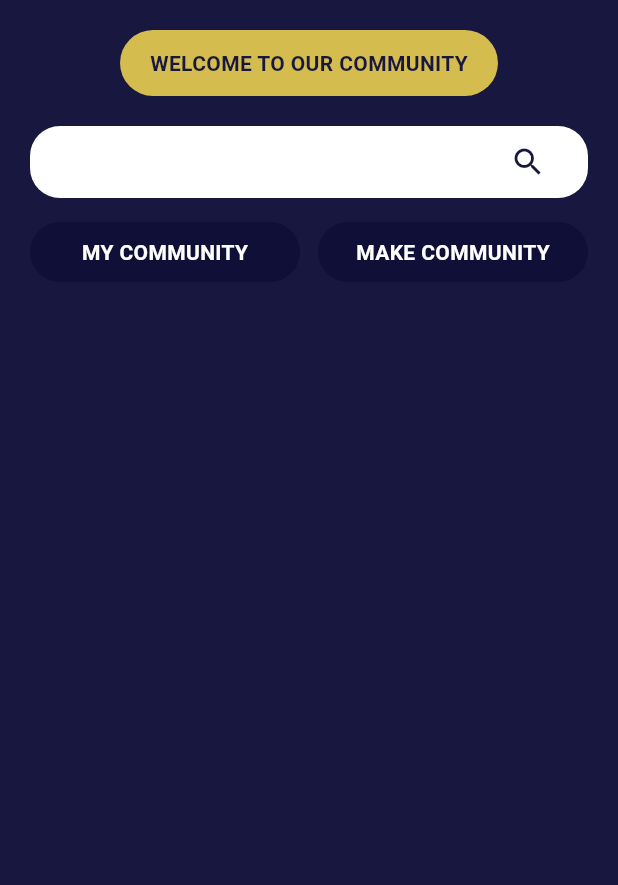
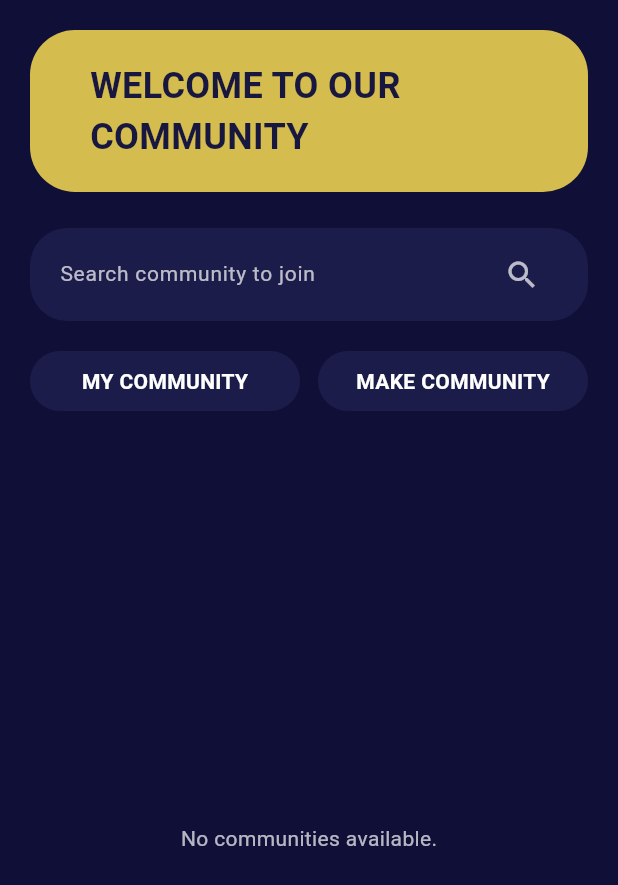
Before and after one commit to pbp-kelompok-f3/kulatih-mobile, a Flutter app: the CommunityPage screen opened directly, on a phone screen of 412 x 824 dp. Shown: the top 885 px of the screen. Run offline on Flutter 3.47's test engine with Material 3 defaults, Android fonts, the light colour scheme and no system bars; our stand-ins replace google_fonts; missing offline and left inert: pbp_django_auth; accounts and stored records are empty; Roboto replaces fonts that are missing (BeVietnamPro).

```diff
--- a/lib/alia-community/pages/community_page.dart
+++ b/lib/alia-community/pages/community_page.dart
@@ -21,12 +21,22 @@ class CommunityPage extends StatefulWidget {
 
 class _CommunityPageState extends State<CommunityPage> {
   List<CommunityEntry> communities = [];
+  List<CommunityEntry> filteredCommunities = [];
   bool isLoading = true;
+
+  final TextEditingController _searchController = TextEditingController();
 
   @override
   void initState() {
     super.initState();
     fetchCommunities();
+    _searchController.addListener(_filterCommunities);
+  }
+
+  @override
+  void dispose() {
+    _searchController.dispose();
+    super.dispose();
   }
 
   Future<void> fetchCommunities() async {
@@ -35,27 +45,43 @@ class _CommunityPageState extends State<CommunityPage> {
 
     setState(() {
       communities = data;
+      filteredCommunities = data;
       isLoading = false;
+    });
+  }
+
+  void _filterCommunities() {
+    final query = _searchController.text.toLowerCase().trim();
+
+    setState(() {
+      if (query.isEmpty) {
+        filteredCommunities = communities;
+      } else {
+        filteredCommunities = communities.where((c) {
+          return c.name.toLowerCase().contains(query) ||
+              c.shortDescription.toLowerCase().contains(query) ||
+              c.fullDescription.toLowerCase().contains(query);
+        }).toList();
+      }
     });
   }
 
   @override
   Widget build(BuildContext context) {
     return Scaffold(
-      backgroundColor: AppColors.indigoDark,
+      backgroundColor: AppColors.indigo,
       body: SafeArea(
         child: Padding(
           padding: const EdgeInsets.symmetric(horizontal: 20),
           child: Column(
-            crossAxisAlignment: CrossAxisAlignment.start,
             children: [
               const SizedBox(height: 20),
 
-              // Header
+              // ===== HEADER =====
               Center(
                 child: Container(
                   padding:
-                      const EdgeInsets.symmetric(vertical: 12, horizontal: 20),
+                      const EdgeInsets.symmetric(vertical: 20, horizontal: 40),
                   decoration: BoxDecoration(
                     color: AppColors.gold,
                     borderRadius: BorderRadius.circular(30),
@@ -65,38 +91,45 @@ class _CommunityPageState extends State<CommunityPage> {
                     style: TextStyle(
                       color: AppColors.indigoDark,
                       fontWeight: FontWeight.bold,
-                      fontSize: 14,
+                      fontSize: 24,
                     ),
+                  ),
+                ),
+              ),
+
+              const SizedBox(height: 24),
+
+              // ===== SEARCH BAR (Vertical padding 7) =====
+              Container(
+                padding:
+                    const EdgeInsets.symmetric(horizontal: 20, vertical: 7),
+                decoration: BoxDecoration(
+                  color: AppColors.card,
+                  borderRadius: BorderRadius.circular(25),
+                ),
+                child: TextField(
+                  controller: _searchController,
+                  style: TextStyle(color: AppColors.textWhite, fontSize: 14),
+                  textAlignVertical: TextAlignVertical.center,
+                  decoration: InputDecoration(
+                    isCollapsed: true, // 🔥 Centers text perfectly
+                    border: InputBorder.none,
+                    hintText: "Search community to join",
+                    hintStyle:
+                        TextStyle(color: AppColors.textLight, fontSize: 14),
+                    suffixIcon: _searchController.text.isNotEmpty
+                        ? IconButton(
+                            icon: Icon(Icons.clear, color: AppColors.textLight),
+                            onPressed: () => _searchController.clear(),
+                          )
+                        : Icon(Icons.search, color: AppColors.textLight),
                   ),
                 ),
               ),
 
               const SizedBox(height: 20),
 
-              // Search Bar (non-functional but UI preserved)
-              Container(
-                padding: const EdgeInsets.symmetric(horizontal: 16),
-                decoration: BoxDecoration(
-                  color: AppColors.textWhite,
-                  borderRadius: BorderRadius.circular(20),
-                ),
-                child: TextField(
-                  decoration: InputDecoration(
-                    border: InputBorder.none,
-                    hintText: "Search community",
-                    hintStyle: TextStyle(
-                      color: AppColors.textLight,
-                      fontSize: 14,
-                    ),
-                    suffixIcon:
-                        Icon(Icons.search, color: AppColors.indigoDark),
-                  ),
-                ),
-              ),
-
-              const SizedBox(height: 16),
-
-              // Buttons: My Community & Create
+              // ===== BUTTONS =====
               Row(
                 children: [
                   Expanded(
@@ -106,13 +139,13 @@ class _CommunityPageState extends State<CommunityPage> {
                           context,
                           MaterialPageRoute(
                               builder: (_) => const MyCommunityPage()),
-                        ).then((_) => fetchCommunities()); // 🔥 AUTO REFRESH
+                        ).then((_) => fetchCommunities());
                       },
                       child: Container(
                         alignment: Alignment.center,
                         padding: const EdgeInsets.symmetric(vertical: 10),
                         decoration: BoxDecoration(
-                          color: AppColors.indigo,
+                          color: AppColors.card,
                           borderRadius: BorderRadius.circular(20),
                         ),
                         child: Text(
@@ -135,13 +168,13 @@ class _CommunityPageState extends State<CommunityPage> {
                           context,
                           MaterialPageRoute(
                               builder: (_) => const CreateCommunityPage()),
-                        ).then((_) => fetchCommunities()); // 🔥 AUTO REFRESH
+                        ).then((_) => fetchCommunities());
                       },
                       child: Container(
                         alignment: Alignment.center,
                         padding: const EdgeInsets.symmetric(vertical: 10),
                         decoration: BoxDecoration(
-                          color: AppColors.indigo,
+                          color: AppColors.card,
                           borderRadius: BorderRadius.circular(20),
                         ),
                         child: Text(
@@ -159,22 +192,32 @@ class _CommunityPageState extends State<CommunityPage> {
 
               const SizedBox(height: 20),
 
-              // COMMUNITY LIST
+              // ===== LIST =====
               Expanded(
                 child: isLoading
                     ? Center(
-                        child: CircularProgressIndicator(
-                          color: AppColors.gold,
+                        child:
+                            CircularProgressIndicator(color: AppColors.gold),
+                      )
+                    : filteredCommunities.isEmpty
+                        ? Center(
+                            child: Text(
+                              _searchController.text.isEmpty
+                                  ? "No communities available."
+                                  : "No communities found.",
+                              style: TextStyle(
+                                color: AppColors.textLight,
+                                fontSize: 14,
+                              ),
                             ),
                           )
                         : ListView.builder(
-                        itemCount: communities.length,
+                            itemCount: filteredCommunities.length,
                             itemBuilder: (context, index) {
-                          final c = communities[index];
+                              final c = filteredCommunities[index];
                               return CommunityCard(
                                 community: c,
                                 onTap: () async {
-                              // Go to detail page, then refresh automatically on return
                                   await Navigator.push(
                                     context,
                                     MaterialPageRoute(
@@ -182,7 +225,7 @@ class _CommunityPageState extends State<CommunityPage> {
                                           CommunityDetailPage(community: c),
                                     ),
                                   );
-                              fetchCommunities(); // 🔥 AUTO REFRESH
+                                  fetchCommunities();
                                 },
                               );
                             },
```
Also changed, not shown: lib/alia-community/pages/community_detail_page.dart (+38 -51 lines), lib/alia-community/pages/create_community_page.dart (+58 -29 lines), lib/alia-community/pages/my_community_page.dart (+66 -59 lines), lib/alia-community/widgets/community_card.dart (+11 -4 lines), lib/alia-community/widgets/my_community_card.dart (+3 -13 lines). Lines whose indentation alone changed are shown as unchanged.
